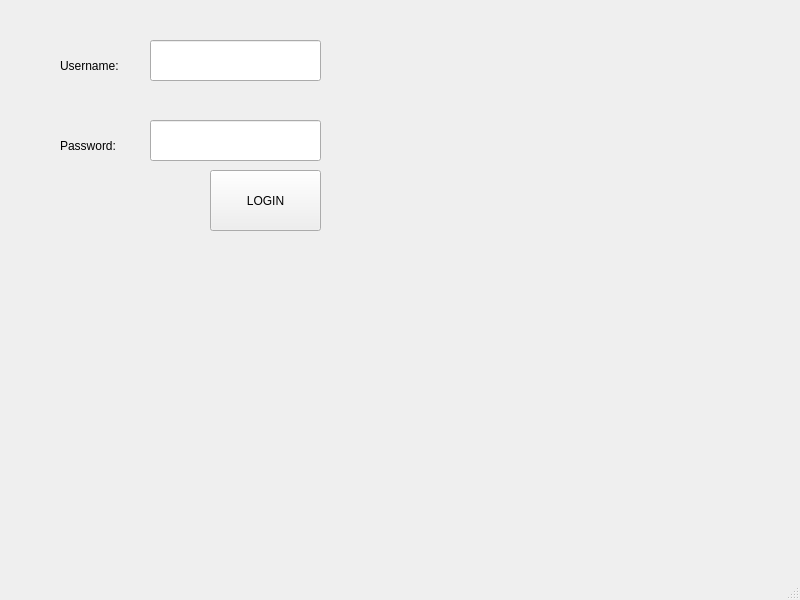
Above: contractingFirmSystem/ui/login.ui from sufyan-Kasi/ContractingFirmSystem_Sufyan_Ahmed before the change. Below: the same form after it.
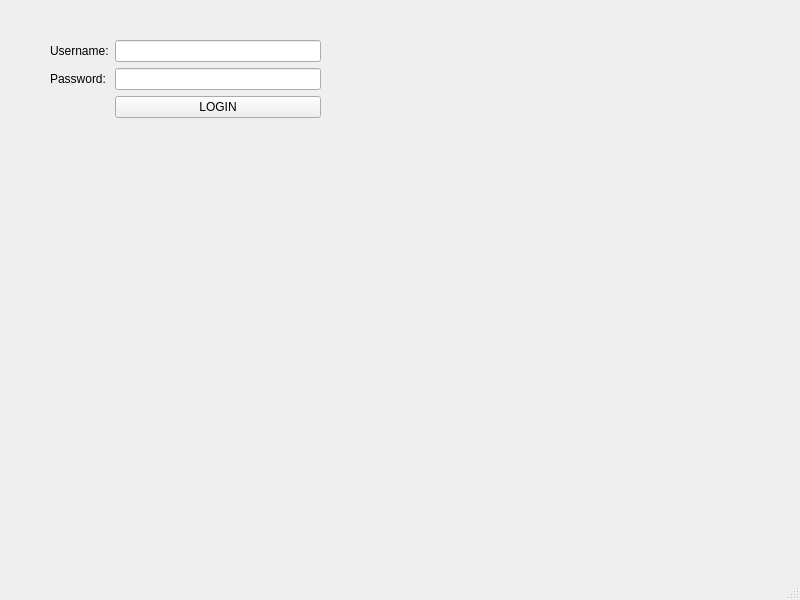
That is the form after the change.

The edit to the form file:
```diff
--- a/contractingFirmSystem/ui/login.ui
+++ b/contractingFirmSystem/ui/login.ui
@@ -26,67 +26,48 @@
    <property name="styleSheet">
     <string notr="true"/>
    </property>
-   <widget class="QLineEdit" name="username_input">
+   <widget class="QWidget" name="">
     <property name="geometry">
      <rect>
-      <x>150</x>
+      <x>50</x>
       <y>40</y>
-      <width>171</width>
-      <height>41</height>
+      <width>271</width>
+      <height>181</height>
      </rect>
     </property>
-   </widget>
-   <widget class="QPushButton" name="login_button">
-    <property name="geometry">
-     <rect>
-      <x>210</x>
-      <y>170</y>
-      <width>111</width>
-      <height>61</height>
-     </rect>
-    </property>
-    <property name="text">
-     <string>LOGIN</string>
-    </property>
-   </widget>
+    <layout class="QFormLayout" name="formLayout">
+     <item row="0" column="0">
    <widget class="QLabel" name="label">
-    <property name="geometry">
-     <rect>
-      <x>60</x>
-      <y>40</y>
-      <width>81</width>
-      <height>51</height>
-     </rect>
-    </property>
     <property name="text">
      <string>Username:</string>
     </property>
    </widget>
+     </item>
+     <item row="0" column="1">
+      <widget class="QLineEdit" name="username_input"/>
+     </item>
+     <item row="1" column="0">
    <widget class="QLabel" name="label_2">
-    <property name="geometry">
-     <rect>
-      <x>60</x>
-      <y>120</y>
-      <width>81</width>
-      <height>51</height>
-     </rect>
-    </property>
     <property name="text">
      <string>Password:</string>
     </property>
    </widget>
+     </item>
+     <item row="1" column="1">
    <widget class="QLineEdit" name="password_input">
-    <property name="geometry">
-     <rect>
-      <x>150</x>
-      <y>120</y>
-      <width>171</width>
-      <height>41</height>
-     </rect>
-    </property>
     <property name="echoMode">
      <enum>QLineEdit::EchoMode::Password</enum>
     </property>
+      </widget>
+     </item>
+     <item row="2" column="1">
+      <widget class="QPushButton" name="login_button">
+       <property name="text">
+        <string>LOGIN</string>
+       </property>
+      </widget>
+     </item>
+    </layout>
    </widget>
   </widget>
   <widget class="QMenuBar" name="menubar">
```
Lines whose indentation alone changed are shown as unchanged.
